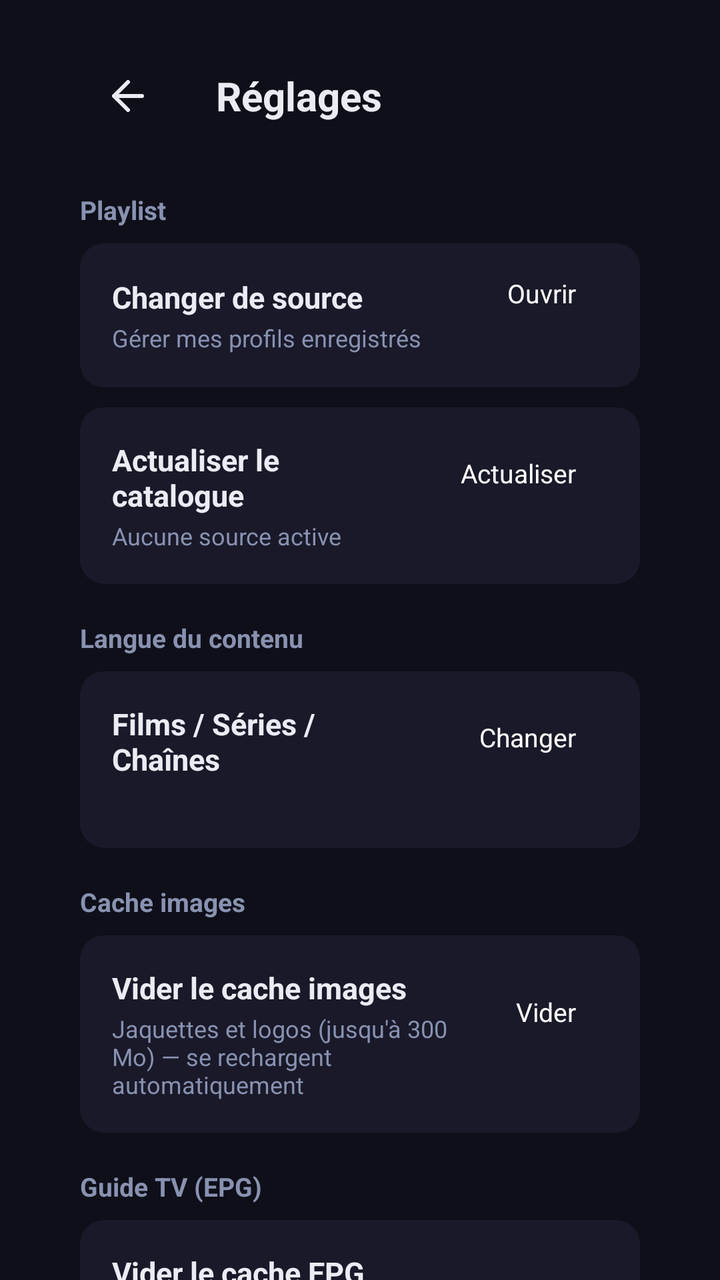
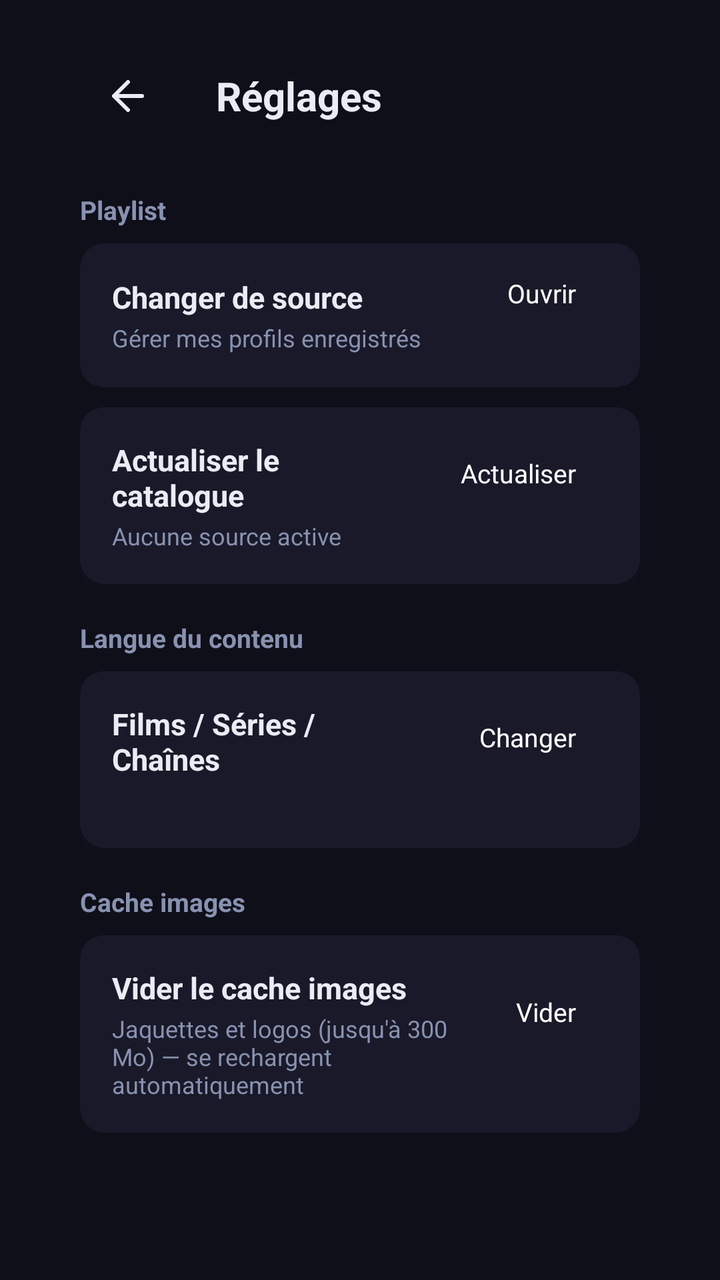

Before-and-after screenshots of an Android layout around one commit, followed by the original layout XML and the change that was made.
<!-- AndroidManifest.xml: application theme Theme.IPTV -->
<!-- res/layout/activity_settings.xml -->
<?xml version="1.0" encoding="utf-8"?>
<FrameLayout xmlns:android="http://schemas.android.com/apk/res/android"
    xmlns:app="http://schemas.android.com/apk/res-auto"
    android:layout_width="match_parent"
    android:layout_height="match_parent"
    android:background="@color/bg_dark">

    <LinearLayout
        android:layout_width="match_parent"
        android:layout_height="match_parent"
        android:orientation="vertical"
        android:clipChildren="false"
        android:clipToPadding="false">

        <LinearLayout
            android:layout_width="match_parent"
            android:layout_height="wrap_content"
            android:gravity="center_vertical"
            android:orientation="horizontal"
            android:paddingStart="40dp"
            android:paddingEnd="40dp"
            android:paddingTop="24dp"
            android:paddingBottom="16dp"
            android:clipChildren="false"
            android:clipToPadding="false">

            <FrameLayout
                android:id="@+id/btn_back"
                android:layout_width="48dp"
                android:layout_height="48dp"
                android:layout_marginEnd="20dp"
                android:focusable="true"
                android:clickable="true"
                android:clipChildren="false"
                android:clipToPadding="false"
                android:defaultFocusHighlightEnabled="false">

                <ImageView
                    android:layout_width="24dp"
                    android:layout_height="24dp"
                    android:layout_gravity="center"
                    android:src="@drawable/ic_pwa_back"
                    app:tint="@color/text_primary" />

                <com.nicotv.iptv2.ui.common.RotatingBorderView
                    android:id="@+id/btn_back_ring"
                    android:layout_width="match_parent"
                    android:layout_height="match_parent"
                    app:circular="true"
                    app:borderColor="@android:color/white"
                    android:visibility="invisible" />
            </FrameLayout>

            <TextView
                android:layout_width="0dp"
                android:layout_height="wrap_content"
                android:layout_weight="1"
                android:text="@string/settings_title"
                android:textColor="@color/text_primary"
                android:textSize="20sp"
                android:textStyle="bold" />
        </LinearLayout>

        <ScrollView
            android:layout_width="match_parent"
            android:layout_height="0dp"
            android:layout_weight="1"
            android:clipToPadding="false"
            android:paddingBottom="24dp">

            <LinearLayout
                android:layout_width="match_parent"
                android:layout_height="wrap_content"
                android:orientation="vertical"
                android:paddingStart="40dp"
                android:paddingEnd="40dp">

                
                <TextView
                    android:layout_width="wrap_content"
                    android:layout_height="wrap_content"
                    android:layout_marginTop="8dp"
                    android:layout_marginBottom="8dp"
                    android:text="@string/settings_section_playlist"
                    android:textColor="@color/text_secondary"
                    android:textSize="13sp"
                    android:textStyle="bold" />

                <LinearLayout
                    android:layout_width="match_parent"
                    android:layout_height="wrap_content"
                    android:layout_marginBottom="10dp"
                    android:orientation="horizontal"
                    android:gravity="center_vertical"
                    android:background="@drawable/bg_card"
                    android:padding="16dp">

                    <LinearLayout
                        android:layout_width="0dp"
                        android:layout_height="wrap_content"
                        android:layout_weight="1"
                        android:orientation="vertical"
                        android:layout_marginEnd="16dp">
                        <TextView
                            android:layout_width="match_parent"
                            android:layout_height="wrap_content"
                            android:text="@string/settings_change_source"
                            android:textColor="@color/text_primary"
                            android:textSize="15sp"
                            android:textStyle="bold" />
                        <TextView
                            android:layout_width="match_parent"
                            android:layout_height="wrap_content"
                            android:layout_marginTop="2dp"
                            android:text="@string/settings_change_source_sub"
                            android:textColor="@color/text_secondary"
                            android:textSize="12sp" />
                    </LinearLayout>

                    <Button
                        android:id="@+id/btn_change_source"
                        style="?android:attr/borderlessButtonStyle"
                        android:layout_width="wrap_content"
                        android:layout_height="40dp"
                        android:minWidth="0dp"
                        android:paddingStart="16dp"
                        android:paddingEnd="16dp"
                        android:background="@drawable/bg_btn_secondary"
                        android:text="@string/settings_action_open"
                        android:textAllCaps="false"
                        android:textColor="@android:color/white"
                        android:textSize="13sp" />
                </LinearLayout>

                <LinearLayout
                    android:layout_width="match_parent"
                    android:layout_height="wrap_content"
                    android:layout_marginBottom="10dp"
                    android:orientation="horizontal"
                    android:gravity="center_vertical"
                    android:background="@drawable/bg_card"
                    android:padding="16dp">

                    <LinearLayout
                        android:layout_width="0dp"
                        android:layout_height="wrap_content"
                        android:layout_weight="1"
                        android:orientation="vertical"
                        android:layout_marginEnd="16dp">
                        <TextView
                            android:layout_width="match_parent"
                            android:layout_height="wrap_content"
                            android:text="@string/settings_refresh_catalog"
                            android:textColor="@color/text_primary"
                            android:textSize="15sp"
                            android:textStyle="bold" />
                        <TextView
                            android:id="@+id/tv_last_update"
                            android:layout_width="match_parent"
                            android:layout_height="wrap_content"
                            android:layout_marginTop="2dp"
                            android:text="@string/settings_no_active_profile"
                            android:textColor="@color/text_secondary"
                            android:textSize="12sp" />
                    </LinearLayout>

                    <Button
                        android:id="@+id/btn_refresh_catalog"
                        style="?android:attr/borderlessButtonStyle"
                        android:layout_width="wrap_content"
                        android:layout_height="40dp"
                        android:minWidth="0dp"
                        android:paddingStart="16dp"
                        android:paddingEnd="16dp"
                        android:background="@drawable/bg_btn_secondary"
                        android:text="@string/settings_action_refresh"
                        android:textAllCaps="false"
                        android:textColor="@android:color/white"
                        android:textSize="13sp" />
                </LinearLayout>

                
                <TextView
                    android:layout_width="wrap_content"
                    android:layout_height="wrap_content"
                    android:layout_marginTop="8dp"
                    android:layout_marginBottom="8dp"
                    android:text="@string/settings_section_language"
                    android:textColor="@color/text_secondary"
                    android:textSize="13sp"
                    android:textStyle="bold" />

                <LinearLayout
                    android:layout_width="match_parent"
                    android:layout_height="wrap_content"
                    android:layout_marginBottom="10dp"
                    android:orientation="horizontal"
                    android:gravity="center_vertical"
                    android:background="@drawable/bg_card"
                    android:padding="16dp">

                    <LinearLayout
                        android:layout_width="0dp"
                        android:layout_height="wrap_content"
                        android:layout_weight="1"
                        android:orientation="vertical"
                        android:layout_marginEnd="16dp">
                        <TextView
                            android:layout_width="match_parent"
                            android:layout_height="wrap_content"
                            android:text="@string/settings_content_language"
                            android:textColor="@color/text_primary"
                            android:textSize="15sp"
                            android:textStyle="bold" />
                        <TextView
                            android:id="@+id/tv_content_language"
                            android:layout_width="match_parent"
                            android:layout_height="wrap_content"
                            android:layout_marginTop="2dp"
                            android:textColor="@color/text_secondary"
                            android:textSize="12sp" />
                    </LinearLayout>

                    <Button
                        android:id="@+id/btn_content_language"
                        style="?android:attr/borderlessButtonStyle"
                        android:layout_width="wrap_content"
                        android:layout_height="40dp"
                        android:minWidth="0dp"
                        android:paddingStart="16dp"
                        android:paddingEnd="16dp"
                        android:background="@drawable/bg_btn_secondary"
                        android:text="@string/settings_action_change"
                        android:textAllCaps="false"
                        android:textColor="@android:color/white"
                        android:textSize="13sp" />
                </LinearLayout>

                
                <TextView
                    android:layout_width="wrap_content"
                    android:layout_height="wrap_content"
                    android:layout_marginTop="8dp"
                    android:layout_marginBottom="8dp"
                    android:text="@string/settings_section_image_cache"
                    android:textColor="@color/text_secondary"
                    android:textSize="13sp"
                    android:textStyle="bold" />

                <LinearLayout
                    android:layout_width="match_parent"
                    android:layout_height="wrap_content"
                    android:layout_marginBottom="10dp"
                    android:orientation="horizontal"
                    android:gravity="center_vertical"
                    android:background="@drawable/bg_card"
                    android:padding="16dp">

                    <LinearLayout
                        android:layout_width="0dp"
                        android:layout_height="wrap_content"
                        android:layout_weight="1"
                        android:orientation="vertical"
                        android:layout_marginEnd="16dp">
                        <TextView
                            android:layout_width="match_parent"
                            android:layout_height="wrap_content"
                            android:text="@string/settings_clear_image_cache"
                            android:textColor="@color/text_primary"
                            android:textSize="15sp"
                            android:textStyle="bold" />
                        <TextView
                            android:layout_width="match_parent"
                            android:layout_height="wrap_content"
                            android:layout_marginTop="2dp"
                            android:text="@string/settings_clear_image_cache_sub"
                            android:textColor="@color/text_secondary"
                            android:textSize="12sp" />
                    </LinearLayout>

                    <Button
                        android:id="@+id/btn_clear_image_cache"
                        style="?android:attr/borderlessButtonStyle"
                        android:layout_width="wrap_content"
                        android:layout_height="40dp"
                        android:minWidth="0dp"
                        android:paddingStart="16dp"
                        android:paddingEnd="16dp"
                        android:background="@drawable/bg_btn_secondary"
                        android:text="@string/settings_action_clear"
                        android:textAllCaps="false"
                        android:textColor="@android:color/white"
                        android:textSize="13sp" />
                </LinearLayout>

                
                <TextView
                    android:layout_width="wrap_content"
                    android:layout_height="wrap_content"
                    android:layout_marginTop="8dp"
                    android:layout_marginBottom="8dp"
                    android:text="@string/settings_section_epg"
                    android:textColor="@color/text_secondary"
                    android:textSize="13sp"
                    android:textStyle="bold" />

                <LinearLayout
                    android:layout_width="match_parent"
                    android:layout_height="wrap_content"
                    android:layout_marginBottom="10dp"
                    android:orientation="horizontal"
                    android:gravity="center_vertical"
                    android:background="@drawable/bg_card"
                    android:padding="16dp">

                    <LinearLayout
                        android:layout_width="0dp"
                        android:layout_height="wrap_content"
                        android:layout_weight="1"
                        android:orientation="vertical"
                        android:layout_marginEnd="16dp">
                        <TextView
                            android:layout_width="match_parent"
                            android:layout_height="wrap_content"
                            android:text="@string/settings_clear_epg_cache"
                            android:textColor="@color/text_primary"
                            android:textSize="15sp"
                            android:textStyle="bold" />
                        <TextView
                            android:layout_width="match_parent"
                            android:layout_height="wrap_content"
                            android:layout_marginTop="2dp"
                            android:text="@string/settings_clear_epg_cache_sub"
                            android:textColor="@color/text_secondary"
                            android:textSize="12sp" />
                    </LinearLayout>

                    <Button
                        android:id="@+id/btn_clear_epg_cache"
                        style="?android:attr/borderlessButtonStyle"
                        android:layout_width="wrap_content"
                        android:layout_height="40dp"
                        android:minWidth="0dp"
                        android:paddingStart="16dp"
                        android:paddingEnd="16dp"
                        android:background="@drawable/bg_btn_secondary"
                        android:text="@string/settings_action_clear"
                        android:textAllCaps="false"
                        android:textColor="@android:color/white"
                        android:textSize="13sp" />
                </LinearLayout>

            </LinearLayout>
        </ScrollView>

        <ProgressBar
            android:id="@+id/progress_loading"
            android:layout_width="wrap_content"
            android:layout_height="wrap_content"
            android:layout_gravity="center"
            android:visibility="gone" />

    </LinearLayout>

</FrameLayout>
<!-- resources referenced by this layout -->
<resources>
  <color name="bg_dark">#0F0F1A</color>
  <color name="text_primary">#EAECF4</color>
  <color name="text_secondary">#8892B0</color>
  <!-- drawable bg_btn_secondary (drawable) -->
  <?xml version="1.0" encoding="utf-8"?>
  <selector xmlns:android="http://schemas.android.com/apk/res/android">
      <item android:state_focused="true">
          <shape android:shape="rectangle">
              <solid android:color="#26FFFFFF" />
              <corners android:radius="8dp" />
          </shape>
      </item>
      <item>
          <shape android:shape="rectangle">
              <solid android:color="@android:color/transparent" />
          </shape>
      </item>
  </selector>
  <!-- drawable bg_card (drawable) -->
  <?xml version="1.0" encoding="utf-8"?>
  <shape xmlns:android="http://schemas.android.com/apk/res/android" android:shape="rectangle">
      <solid android:color="#CC1C1C2E" />
      <corners android:radius="12dp" />
  </shape>
  <!-- drawable ic_pwa_back (drawable) -->
  <?xml version="1.0" encoding="utf-8"?>
  <vector xmlns:android="http://schemas.android.com/apk/res/android"
      android:width="24dp" android:height="24dp"
      android:viewportWidth="24" android:viewportHeight="24">
      <path android:strokeColor="#EAECF4" android:strokeWidth="2" android:fillColor="#00000000"
          android:strokeLineCap="round" android:strokeLineJoin="round"
          android:pathData="M19,12 H5 M12,19 l-7,-7 l7,-7" />
  </vector>
  <string name="settings_action_change">Changer</string>
  <string name="settings_action_clear">Vider</string>
  <string name="settings_action_open">Ouvrir</string>
  <string name="settings_action_refresh">Actualiser</string>
  <string name="settings_change_source">Changer de source</string>
  <string name="settings_change_source_sub">Gérer mes profils enregistrés</string>
  <string name="settings_clear_epg_cache">Vider le cache EPG</string>
  <string name="settings_clear_epg_cache_sub">Programmes en cours/à suivre — disponible avec une source Xtream Codes uniquement</string>
  <string name="settings_clear_image_cache">Vider le cache images</string>
  <string name="settings_clear_image_cache_sub">Jaquettes et logos (jusqu\'à 300 Mo) — se rechargent automatiquement</string>
  <string name="settings_content_language">Films / Séries / Chaînes</string>
  <string name="settings_no_active_profile">Aucune source active</string>
  <string name="settings_refresh_catalog">Actualiser le catalogue</string>
  <string name="settings_section_epg">Guide TV (EPG)</string>
  <string name="settings_section_image_cache">Cache images</string>
  <string name="settings_section_language">Langue du contenu</string>
  <string name="settings_section_playlist">Playlist</string>
  <string name="settings_title">Réglages</string>
  <style name="Theme.IPTV" parent="Theme.Leanback">
          <item name="android:windowBackground">@color/bg_dark</item>
          <item name="colorPrimary">@color/accent</item>
          <item name="colorAccent">@color/accent</item>
          <item name="android:textColorPrimary">@color/text_primary</item>
          <item name="android:textColorSecondary">@color/text_secondary</item>
          <item name="android:editTextColor">@color/text_primary</item>
          <item name="android:colorControlActivated">@color/accent</item>
          <item name="android:colorControlHighlight">#334361EE</item>
          
          <item name="windowNoTitle">true</item>
          <item name="android:windowNoTitle">true</item>
          <item name="windowActionBar">false</item>
          <item name="android:windowActionBar">false</item>
      </style>
  <color name="accent">#4361EE</color>
</resources>

<!-- the commit's change to res/layout/activity_settings.xml (unified diff, before → after) -->
@@ -293,63 +293,6 @@
                         android:textSize="13sp" />
                 </LinearLayout>
 
-                
-                <TextView
-                    android:layout_width="wrap_content"
-                    android:layout_height="wrap_content"
-                    android:layout_marginTop="8dp"
-                    android:layout_marginBottom="8dp"
-                    android:text="@string/settings_section_epg"
-                    android:textColor="@color/text_secondary"
-                    android:textSize="13sp"
-                    android:textStyle="bold" />
-
-                <LinearLayout
-                    android:layout_width="match_parent"
-                    android:layout_height="wrap_content"
-                    android:layout_marginBottom="10dp"
-                    android:orientation="horizontal"
-                    android:gravity="center_vertical"
-                    android:background="@drawable/bg_card"
-                    android:padding="16dp">
-
-                    <LinearLayout
-                        android:layout_width="0dp"
-                        android:layout_height="wrap_content"
-                        android:layout_weight="1"
-                        android:orientation="vertical"
-                        android:layout_marginEnd="16dp">
-                        <TextView
-                            android:layout_width="match_parent"
-                            android:layout_height="wrap_content"
-                            android:text="@string/settings_clear_epg_cache"
-                            android:textColor="@color/text_primary"
-                            android:textSize="15sp"
-                            android:textStyle="bold" />
-                        <TextView
-                            android:layout_width="match_parent"
-                            android:layout_height="wrap_content"
-                            android:layout_marginTop="2dp"
-                            android:text="@string/settings_clear_epg_cache_sub"
-                            android:textColor="@color/text_secondary"
-                            android:textSize="12sp" />
-                    </LinearLayout>
-
-                    <Button
-                        android:id="@+id/btn_clear_epg_cache"
-                        style="?android:attr/borderlessButtonStyle"
-                        android:layout_width="wrap_content"
-                        android:layout_height="40dp"
-                        android:minWidth="0dp"
-                        android:paddingStart="16dp"
-                        android:paddingEnd="16dp"
-                        android:background="@drawable/bg_btn_secondary"
-                        android:text="@string/settings_action_clear"
-                        android:textAllCaps="false"
-                        android:textColor="@android:color/white"
-                        android:textSize="13sp" />
-                </LinearLayout>
-
             </LinearLayout>
         </ScrollView>
 
<!-- resource entries referenced after the edit -->
@@ -39,14 +39,11 @@
   <string name="settings_action_refresh">Actualiser</string>
   <string name="settings_change_source">Changer de source</string>
   <string name="settings_change_source_sub">Gérer mes profils enregistrés</string>
-  <string name="settings_clear_epg_cache">Vider le cache EPG</string>
-  <string name="settings_clear_epg_cache_sub">Programmes en cours/à suivre — disponible avec une source Xtream Codes uniquement</string>
   <string name="settings_clear_image_cache">Vider le cache images</string>
   <string name="settings_clear_image_cache_sub">Jaquettes et logos (jusqu\'à 300 Mo) — se rechargent automatiquement</string>
   <string name="settings_content_language">Films / Séries / Chaînes</string>
   <string name="settings_no_active_profile">Aucune source active</string>
   <string name="settings_refresh_catalog">Actualiser le catalogue</string>
-  <string name="settings_section_epg">Guide TV (EPG)</string>
   <string name="settings_section_image_cache">Cache images</string>
   <string name="settings_section_language">Langue du contenu</string>
   <string name="settings_section_playlist">Playlist</string>
